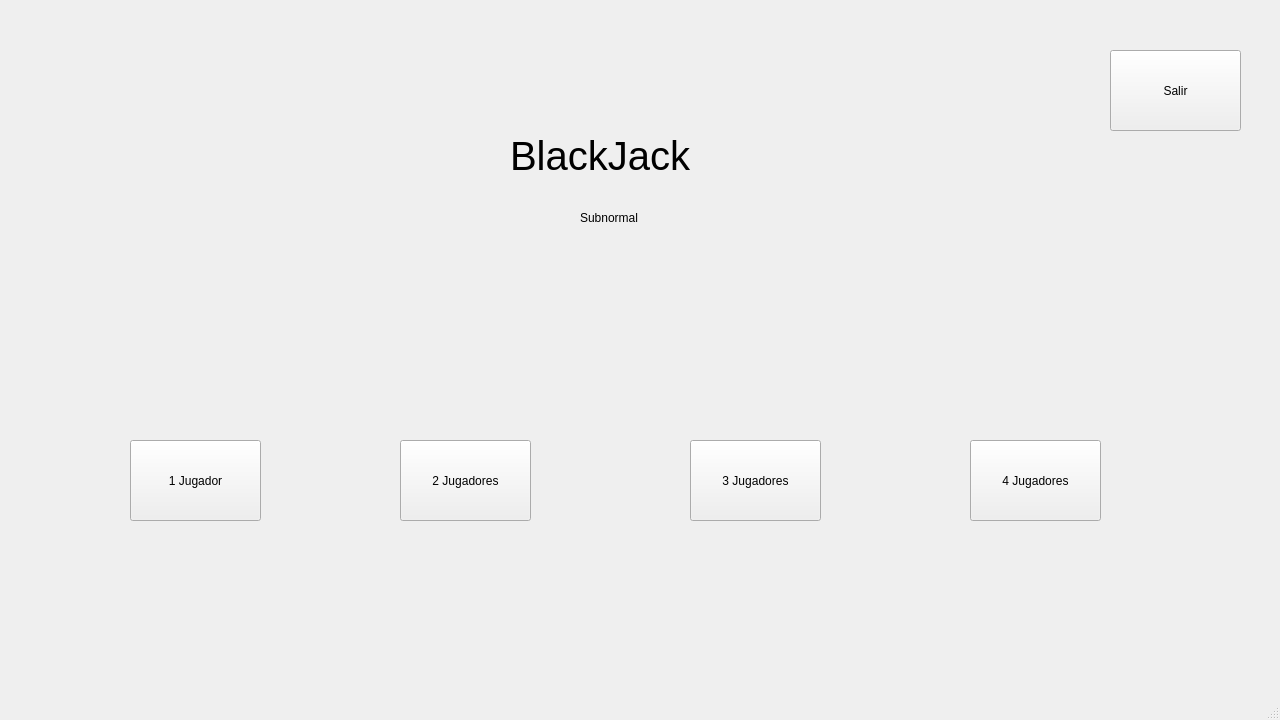
Before: the Qt Designer form BlackJack/mainwindow.ui in DPirer/BlackJack, drawn with Qt 5.
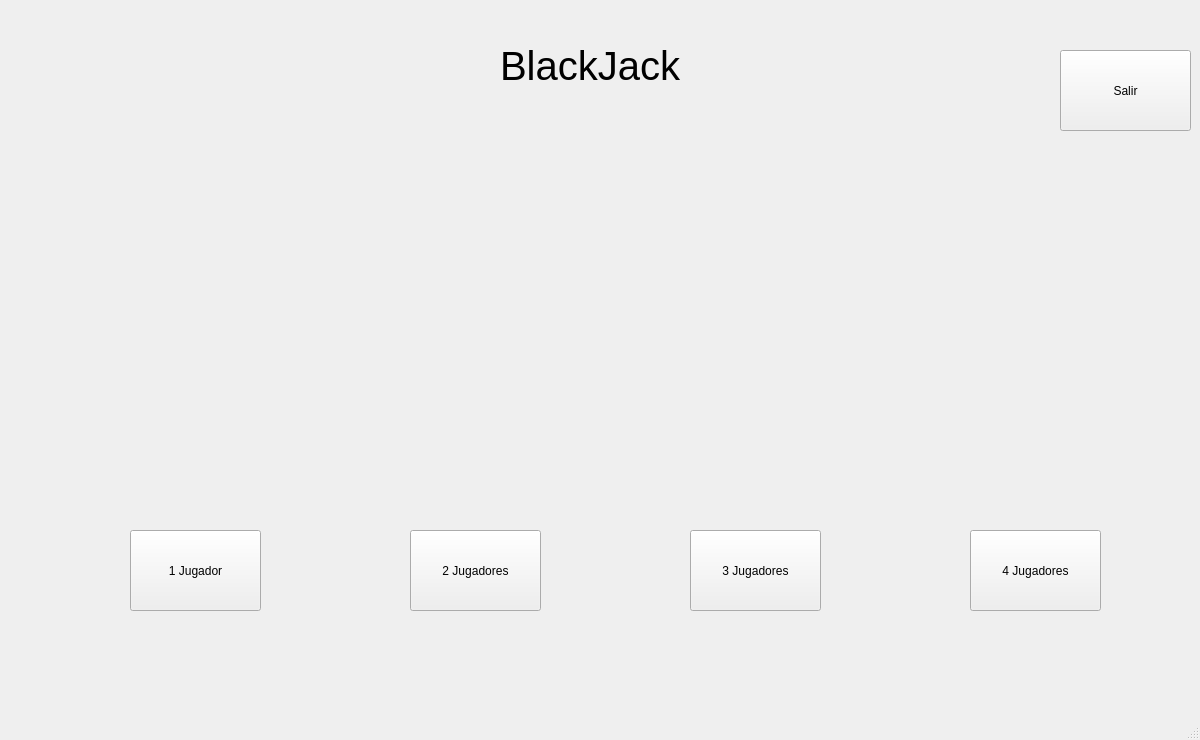
After: the same form once the commit is applied.

Patch:
```diff
--- a/BlackJack/mainwindow.ui
+++ b/BlackJack/mainwindow.ui
@@ -6,8 +6,8 @@
    <rect>
     <x>0</x>
     <y>0</y>
-    <width>1280</width>
-    <height>720</height>
+    <width>1200</width>
+    <height>740</height>
    </rect>
   </property>
   <property name="windowTitle">
@@ -18,7 +18,7 @@
     <property name="geometry">
      <rect>
       <x>130</x>
-      <y>440</y>
+      <y>530</y>
       <width>131</width>
       <height>81</height>
      </rect>
@@ -30,8 +30,8 @@
    <widget class="QPushButton" name="boton_jugador2">
     <property name="geometry">
      <rect>
-      <x>400</x>
-      <y>440</y>
+      <x>410</x>
+      <y>530</y>
       <width>131</width>
       <height>81</height>
      </rect>
@@ -44,7 +44,7 @@
     <property name="geometry">
      <rect>
       <x>690</x>
-      <y>440</y>
+      <y>530</y>
       <width>131</width>
       <height>81</height>
      </rect>
@@ -57,7 +57,7 @@
     <property name="geometry">
      <rect>
       <x>970</x>
-      <y>440</y>
+      <y>530</y>
       <width>131</width>
       <height>81</height>
      </rect>
@@ -69,7 +69,7 @@
    <widget class="QPushButton" name="boton_salir">
     <property name="geometry">
      <rect>
-      <x>1110</x>
+      <x>1060</x>
       <y>50</y>
       <width>131</width>
       <height>81</height>
@@ -82,8 +82,8 @@
    <widget class="QLabel" name="label">
     <property name="geometry">
      <rect>
-      <x>510</x>
-      <y>120</y>
+      <x>500</x>
+      <y>30</y>
       <width>231</width>
       <height>71</height>
      </rect>
@@ -100,14 +100,14 @@
    <widget class="QLabel" name="label_2">
     <property name="geometry">
      <rect>
-      <x>580</x>
-      <y>210</y>
-      <width>71</width>
-      <height>16</height>
+      <x>0</x>
+      <y>-20</y>
+      <width>1200</width>
+      <height>740</height>
      </rect>
     </property>
     <property name="text">
-     <string>Subnormal</string>
+     <string/>
     </property>
    </widget>
   </widget>
```
Left out of the diff: 13 changed lines with no effect on the pictures.
